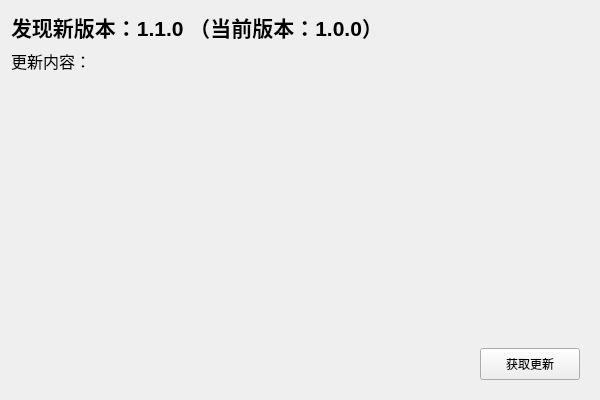
First picture: the form in design/ui/UpdateWidget.ui, repository Mrkinte/ScreenWatermark, before the edit.
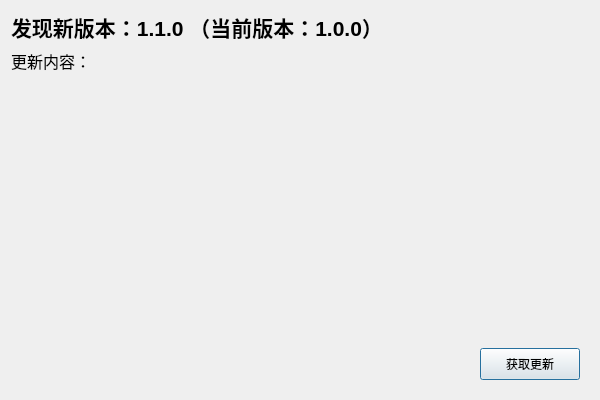
Second picture: the form after the edit. Icons and pictures are not drawn. Custom widgets are drawn as their Qt base class.

```diff
--- a/design/ui/UpdateWidget.ui
+++ b/design/ui/UpdateWidget.ui
@@ -1,7 +1,7 @@
 <?xml version="1.0" encoding="UTF-8"?>
 <ui version="4.0">
  <class>UpdateWidget</class>
- <widget class="QWidget" name="UpdateWidget">
+ <widget class="QDialog" name="UpdateWidget">
   <property name="geometry">
    <rect>
     <x>0</x>
@@ -10,6 +10,18 @@
     <height>400</height>
    </rect>
   </property>
+  <property name="minimumSize">
+   <size>
+    <width>600</width>
+    <height>400</height>
+   </size>
+  </property>
+  <property name="maximumSize">
+   <size>
+    <width>600</width>
+    <height>400</height>
+   </size>
+  </property>
   <property name="windowTitle">
    <string>检查更新</string>
   </property>
@@ -17,7 +29,20 @@
    <iconset resource="../assets/assets.qrc">
     <normaloff>:/icons/favicon.png</normaloff>:/icons/favicon.png</iconset>
   </property>
-  <layout class="QVBoxLayout" name="settingsLayout" stretch="0,1,0">
+  <property name="styleSheet">
+   <string notr="true"/>
+  </property>
+  <property name="lightCustomQss" stdset="0">
+   <string>QDialog {
+	background-color: rgb(253, 253, 253);
+}</string>
+  </property>
+  <property name="darkCustomQss" stdset="0">
+   <string>QDialog {
+	background-color: rgb(51, 50, 50);
+}</string>
+  </property>
+  <layout class="QVBoxLayout" name="verticalLayout" stretch="0,1,0">
    <item>
     <widget class="BodyLabel" name="versionLabel">
      <property name="font">
```
